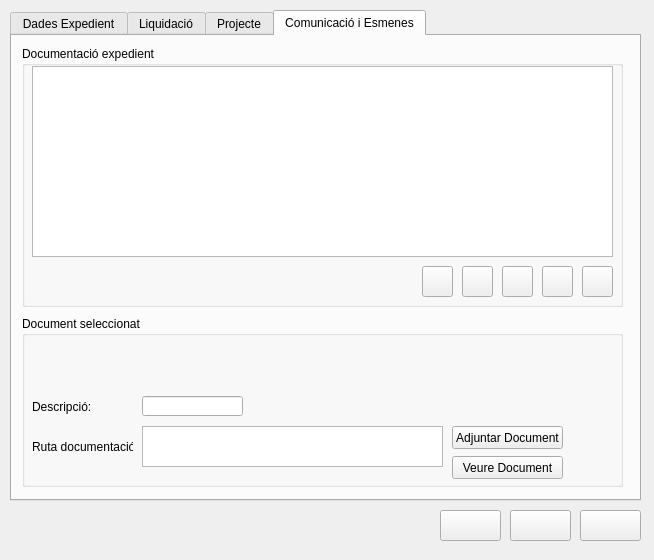
Qt form src/exp_om.ui (daviderill/expedients) before a commit.
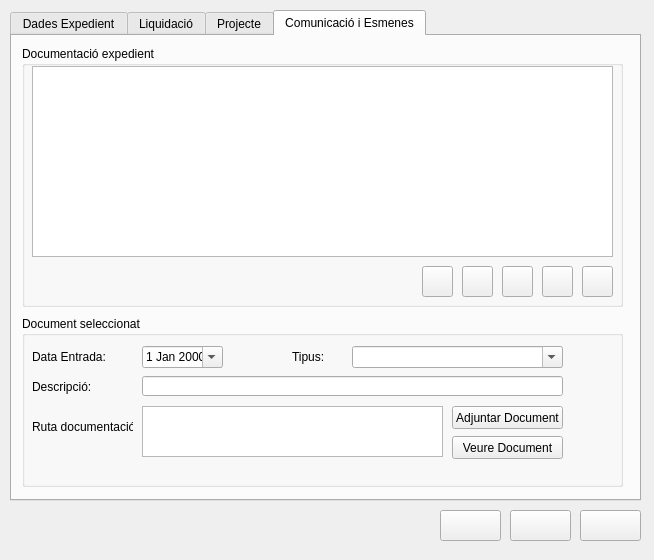
The same form after that commit. The open tabs and pages were chosen to show the change. Icons and pictures are not drawn.

```diff
--- a/src/exp_om.ui
+++ b/src/exp_om.ui
@@ -2582,7 +2582,7 @@
      <widget class="QPushButton" name="btnDocCreate">
       <property name="geometry">
        <rect>
-        <x>400</x>
+        <x>440</x>
         <y>220</y>
         <width>31</width>
         <height>31</height>
@@ -2608,7 +2608,7 @@
      <widget class="QPushButton" name="btnDocUpdate">
       <property name="geometry">
        <rect>
-        <x>440</x>
+        <x>400</x>
         <y>220</y>
         <width>31</width>
         <height>31</height>
@@ -2700,7 +2700,7 @@
       <property name="geometry">
        <rect>
         <x>430</x>
-        <y>140</y>
+        <y>120</y>
         <width>111</width>
         <height>23</height>
        </rect>
@@ -2713,7 +2713,7 @@
       <property name="geometry">
        <rect>
         <x>10</x>
-        <y>120</y>
+        <y>100</y>
         <width>101</width>
         <height>21</height>
        </rect>
@@ -2726,7 +2726,7 @@
       <property name="geometry">
        <rect>
         <x>430</x>
-        <y>110</y>
+        <y>90</y>
         <width>111</width>
         <height>23</height>
        </rect>
@@ -2739,9 +2739,9 @@
       <property name="geometry">
        <rect>
         <x>120</x>
-        <y>110</y>
+        <y>90</y>
         <width>301</width>
-        <height>41</height>
+        <height>51</height>
        </rect>
       </property>
      </widget>
@@ -2749,7 +2749,7 @@
       <property name="geometry">
        <rect>
         <x>10</x>
-        <y>80</y>
+        <y>60</y>
         <width>81</width>
         <height>21</height>
        </rect>
@@ -2762,8 +2762,8 @@
       <property name="geometry">
        <rect>
         <x>120</x>
-        <y>80</y>
-        <width>101</width>
+        <y>60</y>
+        <width>421</width>
         <height>20</height>
        </rect>
       </property>
@@ -2774,6 +2774,75 @@
        <number>15</number>
       </property>
      </widget>
+     <widget class="QLabel" name="lblComDataEntrada">
+      <property name="geometry">
+       <rect>
+        <x>10</x>
+        <y>30</y>
+        <width>101</width>
+        <height>21</height>
+       </rect>
+      </property>
+      <property name="text">
+       <string>Data Entrada:</string>
+      </property>
+     </widget>
+     <widget class="QDateEdit" name="dateComEntrada">
+      <property name="geometry">
+       <rect>
+        <x>120</x>
+        <y>30</y>
+        <width>81</width>
+        <height>22</height>
+       </rect>
+      </property>
+      <property name="minimumDateTime">
+       <datetime>
+        <hour>0</hour>
+        <minute>0</minute>
+        <second>0</second>
+        <year>2000</year>
+        <month>1</month>
+        <day>1</day>
+       </datetime>
+      </property>
+      <property name="maximumDate">
+       <date>
+        <year>2099</year>
+        <month>12</month>
+        <day>31</day>
+       </date>
+      </property>
+      <property name="calendarPopup">
+       <bool>true</bool>
+      </property>
+     </widget>
+     <widget class="QLabel" name="lblRep_2">
+      <property name="geometry">
+       <rect>
+        <x>270</x>
+        <y>30</y>
+        <width>61</width>
+        <height>21</height>
+       </rect>
+      </property>
+      <property name="text">
+       <string>Tipus:</string>
+      </property>
+     </widget>
+     <widget class="QComboBox" name="cboComTipus">
+      <property name="geometry">
+       <rect>
+        <x>330</x>
+        <y>30</y>
+        <width>211</width>
+        <height>22</height>
+       </rect>
+      </property>
+      <property name="editable">
+       <bool>true</bool>
+      </property>
+     </widget>
     </widget>
    </widget>
   </widget>
```
Left out of the diff: 2 changed lines with no effect on the pictures.
